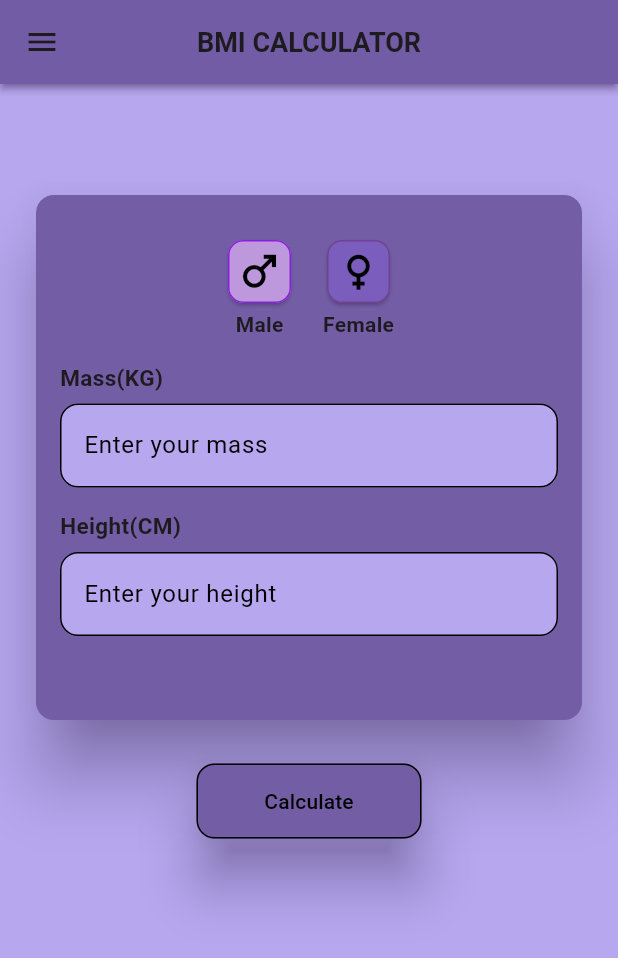
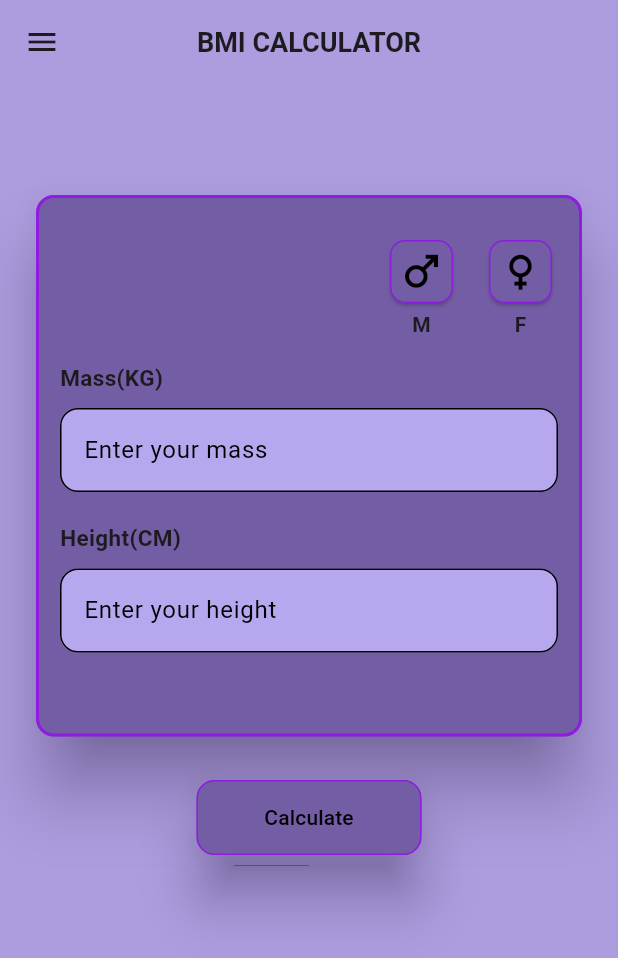
Before and after one commit to biniKin/first_project, a Flutter app: the screen it shows after launch, in the side drawer, after a tap on "Home", on a phone screen of 412 x 824 dp. Shown: the top 958 px of the screen. Run offline on Flutter 3.47's test engine with Material 3 defaults, Android fonts, the phone set to English and light mode, and no system bars.

Commit message:
UI updates and some changes

```diff
--- a/lib/Home.dart
+++ b/lib/Home.dart
@@ -18,18 +18,28 @@ class _Home extends State<Home> {
     double bmi = double.parse(textEditingController1.text) / (double.parse(textEditingController2.text)*double.parse(textEditingController2.text));
     Navigator.push(context, MaterialPageRoute(builder: (context) => Reslut_page(bmi: bmi)));
   }
-
+  Color cardcolorM = Color(0xFF735DA5);
+  void changeColor(){
+    setState((){
+      cardcolorM = cardcolorM == Color(0xFF735DA5) ? Color(0xFFB796ED) : Color(0xFF735DA5);
+    });
+  }
+  Color cardcolorF = Color(0xFF735DA5);
+  void changeColorF(){
+    setState((){
+      cardcolorF = cardcolorF == Color(0xFF735DA5) ? Color(0xFFB796ED) : Color(0xFF735DA5);
+    });
+  }
 
 
   @override
   Widget build(BuildContext context) {
     return Scaffold(
-      backgroundColor: Color(0xFFB6A7EF),
+      backgroundColor: Color(0xFFAD9DDF),
       appBar: AppBar(
-
-        elevation: 2,
+        //elevation: 2,
         shadowColor: Color(0xFF714293),
-        backgroundColor: Color(0xFF735DA5),
+        backgroundColor: Color(0xFFAD9DDF),
         title: Text("BMI CALCULATOR",
           style: TextStyle(
             fontSize: 18,
@@ -55,7 +65,13 @@ class _Home extends State<Home> {
                 color: Color(0xFF735DA5),
                 elevation: 20,
                 shadowColor: Color(0xFF735DA5),
-
+                shape: RoundedRectangleBorder(
+                  side: BorderSide(
+                    color: Color(0xFF8E1CE1),
+                    width: 2,
+                  ),
+                  borderRadius: BorderRadius.circular(12)
+                ),
 
                 child: Padding(
                   padding: const EdgeInsets.all(16.0),
@@ -63,11 +79,10 @@ class _Home extends State<Home> {
                     children: [
                       SizedBox(height: 10),
                       Row(
-                        mainAxisAlignment: MainAxisAlignment.center,
+                        mainAxisAlignment: MainAxisAlignment.end,
                         children: [
                           GestureDetector(
-                            onTap: (){
-                            },
+                            onTap: changeColor,
                             child: Column(
                               children: [
                                 Container(
@@ -81,16 +96,17 @@ class _Home extends State<Home> {
                                               color: Color(0xFF8E1CE1)
                                           )
                                       ),
-                                      color: Color(0xFFBD98DC),
+                                      color: cardcolorM,
                                       child: Icon(Icons.male_sharp, size: 33, color: Colors.black,)
                                   ),
                                 ),
-                                Text("Male", style: TextStyle(fontWeight: FontWeight.bold),)
+                                Text("M", style: TextStyle(fontWeight: FontWeight.bold),)
                               ],
                             ),
                           ),
                           SizedBox(width: 16,),
                           GestureDetector(
+                            onTap: changeColorF,
                             child: Column(
                               children: [
                                 Container(
@@ -102,14 +118,14 @@ class _Home extends State<Home> {
                                         borderRadius: BorderRadius.circular(10),
                                             side: BorderSide(
                                               width: 1,
-                                              color: Color(0xFF714293)
+                                              color: Color(0xFF8E1CE1)
                                             )
                                       ),
-                                      color: Color(0xFF7A5DBD),
+                                      color: cardcolorF,
                                       child: Icon(Icons.female_outlined, size: 33, color: Colors.black,)
                                   ),
                                 ),
-                                Text("Female", style: TextStyle(fontWeight: FontWeight.bold),)
+                                Text("F", style: TextStyle(fontWeight: FontWeight.bold),)
                               ],
                             ),
                           ),
@@ -128,7 +144,7 @@ class _Home extends State<Home> {
                       ),
 
                       //
-                      SizedBox(height: 7,),
+                      SizedBox(height: 10,),
                       TextField(
                         controller: textEditingController1,
                         decoration: InputDecoration(
@@ -154,7 +170,7 @@ class _Home extends State<Home> {
                       ),
 
                       //
-                      SizedBox(height: 15,),
+                      SizedBox(height: 20,),
                       Align(
                         alignment: Alignment.centerLeft,
                         child: Text("Height(CM)",
@@ -163,7 +179,7 @@ class _Home extends State<Home> {
                             fontWeight: FontWeight.bold,
                           ),),
                       ),
-                      SizedBox(height: 7,),
+                      SizedBox(height: 10,),
                       TextField(
                         controller: textEditingController2,
                         decoration: InputDecoration(
@@ -209,7 +225,7 @@ class _Home extends State<Home> {
                   shape: WidgetStatePropertyAll(
                     RoundedRectangleBorder(
                       borderRadius: BorderRadius.circular(12),
-                      side: BorderSide(width: 1, color: Colors.black),
+                      side: BorderSide(width: 1, color: Color(0xFF8E1CE1)),
                     ),
                   ),
                 ),
--- a/lib/main.dart
+++ b/lib/main.dart
@@ -24,6 +24,7 @@ class MyApp extends StatelessWidget {
       routes:{
         '/abt':(context) => const About(),
         '/the':(context) => const ThemeMat(),
+        '/hom':(context) => const Home(),
       } ,
     );
   }
--- a/lib/materials.dart
+++ b/lib/materials.dart
@@ -18,16 +18,29 @@ class _Material_of_bmiState extends State<Material_of_bmi> {
     double bmi = double.parse(textEditingController1.text) / (double.parse(textEditingController2.text)*double.parse(textEditingController2.text));
     Navigator.push(context, MaterialPageRoute(builder: (context) => Reslut_page(bmi: bmi)));
   }
+  Color cardcolorM = Color(0xFF735DA5);
+  void changeColor(){
+    setState((){
+      cardcolorM = cardcolorM == Color(0xFF735DA5) ? Color(0xFFB796ED) : Color(0xFF735DA5);
+    });
+  }
+  Color cardcolorF = Color(0xFF735DA5);
+  void changeColorF(){
+    setState((){
+      cardcolorF = cardcolorF == Color(0xFF735DA5) ? Color(0xFFB796ED) : Color(0xFF735DA5);
+    });
+  }
+
 
   @override
   Widget build(BuildContext context) {
     return Scaffold(
-      backgroundColor: Color(0xFFB6A7EF),
+      backgroundColor: Color(0xFFAD9DDF),
       appBar: AppBar(
 
-        elevation: 2,
+        //elevation: 2,
         shadowColor: Color(0xFF714293),
-        backgroundColor: Color(0xFF735DA5),
+        backgroundColor: Color(0xFFAD9DDF),
         title: Text("BMI CALCULATOR",
           style: TextStyle(
             fontSize: 18,
@@ -53,7 +66,13 @@ class _Material_of_bmiState extends State<Material_of_bmi> {
                 color: Color(0xFF735DA5),
                 elevation: 20,
                 shadowColor: Color(0xFF735DA5),
-
+                shape: RoundedRectangleBorder(
+                    side: BorderSide(
+                      color: Color(0xFF8E1CE1),
+                      width: 2,
+                    ),
+                    borderRadius: BorderRadius.circular(12)
+                ),
 
                 child: Padding(
                   padding: const EdgeInsets.all(16.0),
@@ -61,14 +80,12 @@ class _Material_of_bmiState extends State<Material_of_bmi> {
                     children: [
                       SizedBox(height: 10),
                       Row(
-                        mainAxisAlignment: MainAxisAlignment.center,
+                        mainAxisAlignment: MainAxisAlignment.end,
                         children: [
                           GestureDetector(
-                            onTap: (){
-                            },
+                            onTap: changeColor,
                             child: Column(
                               children: [
-
                                 Container(
                                   height: 50,
                                   width: 50,
@@ -80,16 +97,17 @@ class _Material_of_bmiState extends State<Material_of_bmi> {
                                               color: Color(0xFF8E1CE1)
                                           )
                                       ),
-                                      color: Color(0xFFBD98DC),
+                                      color: cardcolorM,
                                       child: Icon(Icons.male_sharp, size: 33, color: Colors.black,)
                                   ),
                                 ),
-                                Text("Male", style: TextStyle(fontWeight: FontWeight.bold),)
+                                Text("M", style: TextStyle(fontWeight: FontWeight.bold),)
                               ],
                             ),
                           ),
                           SizedBox(width: 16,),
                           GestureDetector(
+                            onTap: changeColorF,
                             child: Column(
                               children: [
                                 Container(
@@ -101,14 +119,14 @@ class _Material_of_bmiState extends State<Material_of_bmi> {
                                           borderRadius: BorderRadius.circular(10),
                                           side: BorderSide(
                                               width: 1,
-                                              color: Color(0xFF714293)
+                                              color: Color(0xFF8E1CE1)
                                           )
                                       ),
-                                      color: Color(0xFF7A5DBD),
+                                      color: cardcolorF,
                                       child: Icon(Icons.female_outlined, size: 33, color: Colors.black,)
                                   ),
                                 ),
-                                Text("Female", style: TextStyle(fontWeight: FontWeight.bold),)
+                                Text("F", style: TextStyle(fontWeight: FontWeight.bold),)
                               ],
                             ),
                           ),
@@ -127,7 +145,7 @@ class _Material_of_bmiState extends State<Material_of_bmi> {
                       ),
 
                       //
-                      SizedBox(height: 7,),
+                      SizedBox(height: 10,),
                       TextField(
                         controller: textEditingController1,
                         decoration: InputDecoration(
@@ -153,7 +171,7 @@ class _Material_of_bmiState extends State<Material_of_bmi> {
                       ),
 
                       //
-                      SizedBox(height: 15,),
+                      SizedBox(height: 20,),
                       Align(
                         alignment: Alignment.centerLeft,
                         child: Text("Height(CM)",
@@ -162,7 +180,7 @@ class _Material_of_bmiState extends State<Material_of_bmi> {
                             fontWeight: FontWeight.bold,
                           ),),
                       ),
-                      SizedBox(height: 7,),
+                      SizedBox(height: 10,),
                       TextField(
                         controller: textEditingController2,
                         decoration: InputDecoration(
@@ -208,14 +226,13 @@ class _Material_of_bmiState extends State<Material_of_bmi> {
                   shape: WidgetStatePropertyAll(
                     RoundedRectangleBorder(
                       borderRadius: BorderRadius.circular(12),
-                      side: BorderSide(width: 1, color: Colors.black),
+                      side: BorderSide(width: 1, color: Color(0xFF8E1CE1)),
                     ),
                   ),
                 ),
                 onPressed: () {
-                  setState(() {
+                  setState((){
                     Cal();
-
                   });
                 },
                 child: Text("Calculate", style: TextStyle(color: Colors.black)),
```
Also changed, not shown: lib/about.dart (+24 -4 lines), lib/result.dart (+59 -4 lines). Lines whose indentation alone changed are shown as unchanged.
